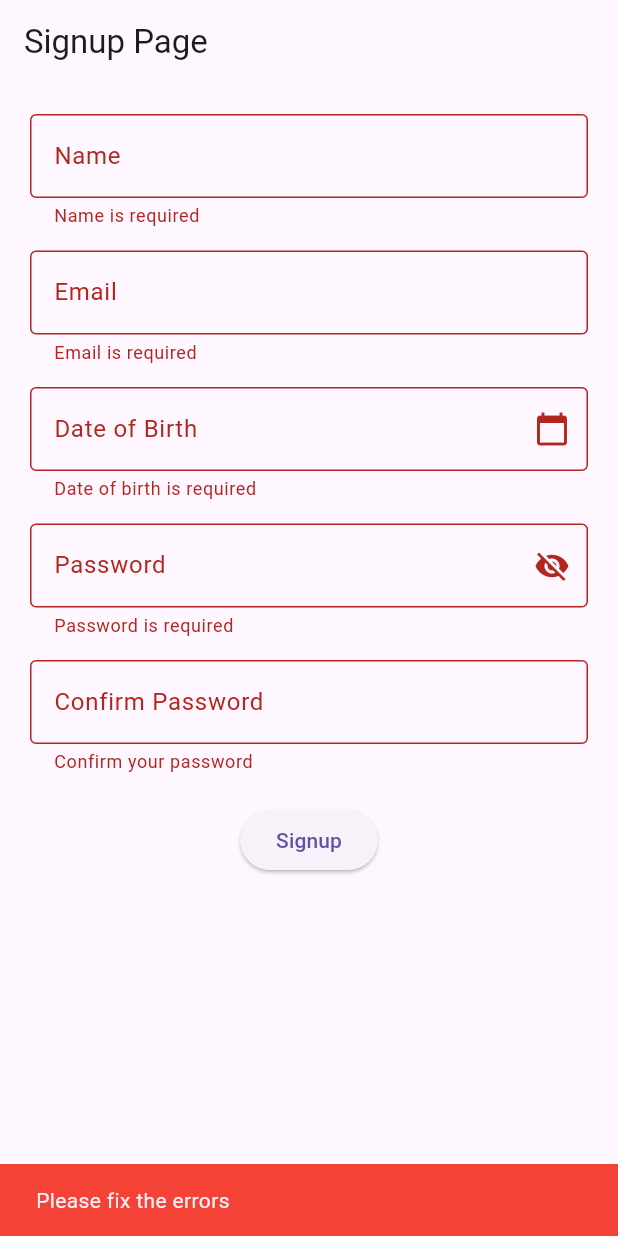
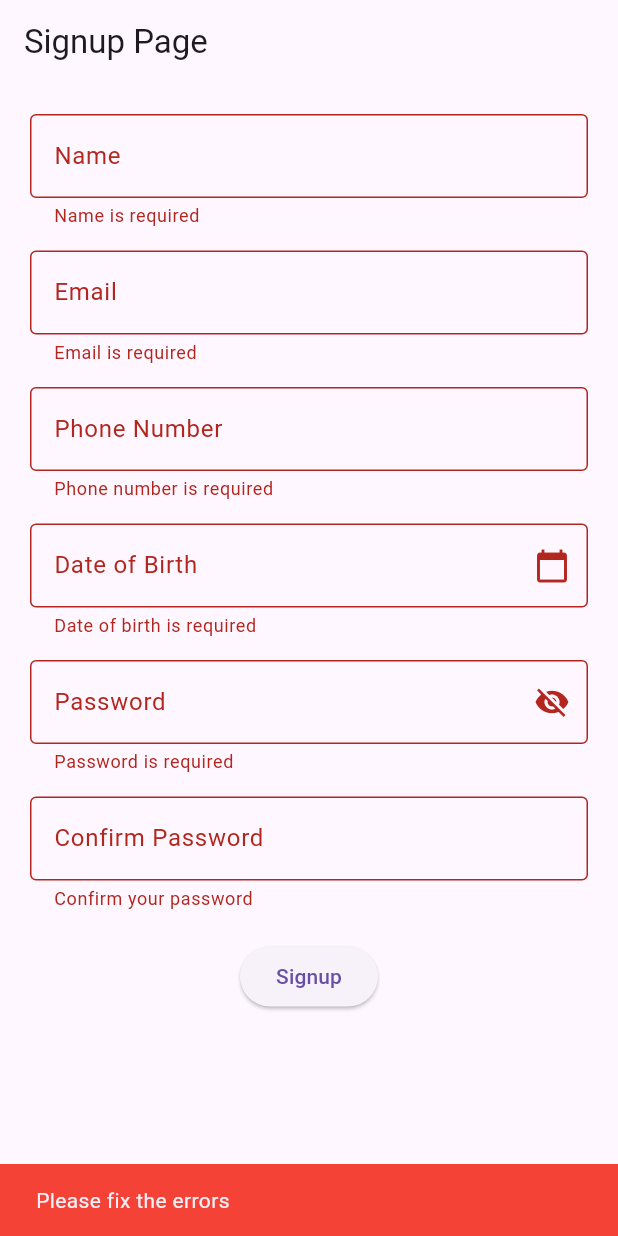
Before and after one commit to charan4112/flutterSignupFormValidation, a Flutter app: the screen it shows after launch, after a tap on "Signup", on a phone screen of 412 x 824 dp. Run offline on Flutter 3.47's test engine with Material 3 defaults, Android fonts, the light colour scheme and no system bars.

Commit message:
Added Phone Number field with validation and improved UI

```diff
--- a/lib/main.dart
+++ b/lib/main.dart
@@ -1,5 +1,5 @@
 import 'package:flutter/material.dart';
-import 'confirmation_page.dart';  // Import the new confirmation page
+import 'confirmation_page.dart';  // Import Confirmation Page
 
 void main() {
   runApp(const SignupValidationApp());
@@ -35,9 +35,10 @@ class SignupForm extends StatefulWidget {
 
 class _SignupFormState extends State<SignupForm> {
   final _formKey = GlobalKey<FormState>();
-  final TextEditingController _dobController = TextEditingController();
   final TextEditingController _nameController = TextEditingController();
   final TextEditingController _emailController = TextEditingController();
+  final TextEditingController _dobController = TextEditingController();
+  final TextEditingController _phoneController = TextEditingController();
   final TextEditingController _passwordController = TextEditingController();
   final TextEditingController _confirmPasswordController = TextEditingController();
 
@@ -67,6 +68,7 @@ class _SignupFormState extends State<SignupForm> {
         key: _formKey,
         child: Column(
           children: [
+            // Name Field
             TextFormField(
               controller: _nameController,
               decoration: const InputDecoration(
@@ -77,6 +79,8 @@ class _SignupFormState extends State<SignupForm> {
                   value == null || value.isEmpty ? 'Name is required' : null,
             ),
             const SizedBox(height: 15),
+
+            // Email Field
             TextFormField(
               controller: _emailController,
               decoration: const InputDecoration(
@@ -95,6 +99,28 @@ class _SignupFormState extends State<SignupForm> {
               },
             ),
             const SizedBox(height: 15),
+
+            // Phone Number Field
+            TextFormField(
+              controller: _phoneController,
+              keyboardType: TextInputType.phone,
+              decoration: const InputDecoration(
+                labelText: 'Phone Number',
+                border: OutlineInputBorder(),
+              ),
+              validator: (value) {
+                if (value == null || value.isEmpty) {
+                  return 'Phone number is required';
+                }
+                if (!RegExp(r'^[0-9]{10}$').hasMatch(value)) {
+                  return 'Enter a valid 10-digit phone number';
+                }
+                return null;
+              },
+            ),
+            const SizedBox(height: 15),
+
+            // Date of Birth Field
             TextFormField(
               controller: _dobController,
               readOnly: true,
@@ -108,6 +134,8 @@ class _SignupFormState extends State<SignupForm> {
                   value == null || value.isEmpty ? 'Date of birth is required' : null,
             ),
             const SizedBox(height: 15),
+
+            // Password Field
             TextFormField(
               controller: _passwordController,
               obscureText: !_passwordVisible,
@@ -136,6 +164,8 @@ class _SignupFormState extends State<SignupForm> {
               },
             ),
             const SizedBox(height: 15),
+
+            // Confirm Password Field
             TextFormField(
               controller: _confirmPasswordController,
               obscureText: true,
@@ -154,6 +184,8 @@ class _SignupFormState extends State<SignupForm> {
               },
             ),
             const SizedBox(height: 20),
+
+            // Signup Button
             ElevatedButton(
               onPressed: () {
                 if (_formKey.currentState!.validate()) {
```
